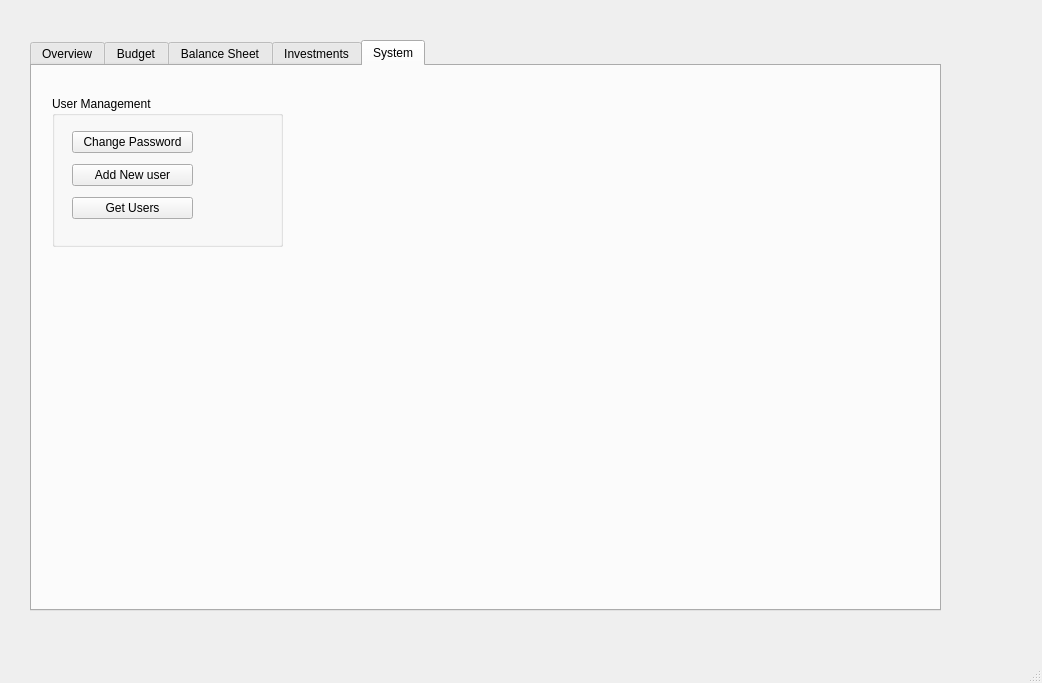
Qt form QTClient/Client/mainwindow.ui (ranadewa/WealthManager) before a commit.
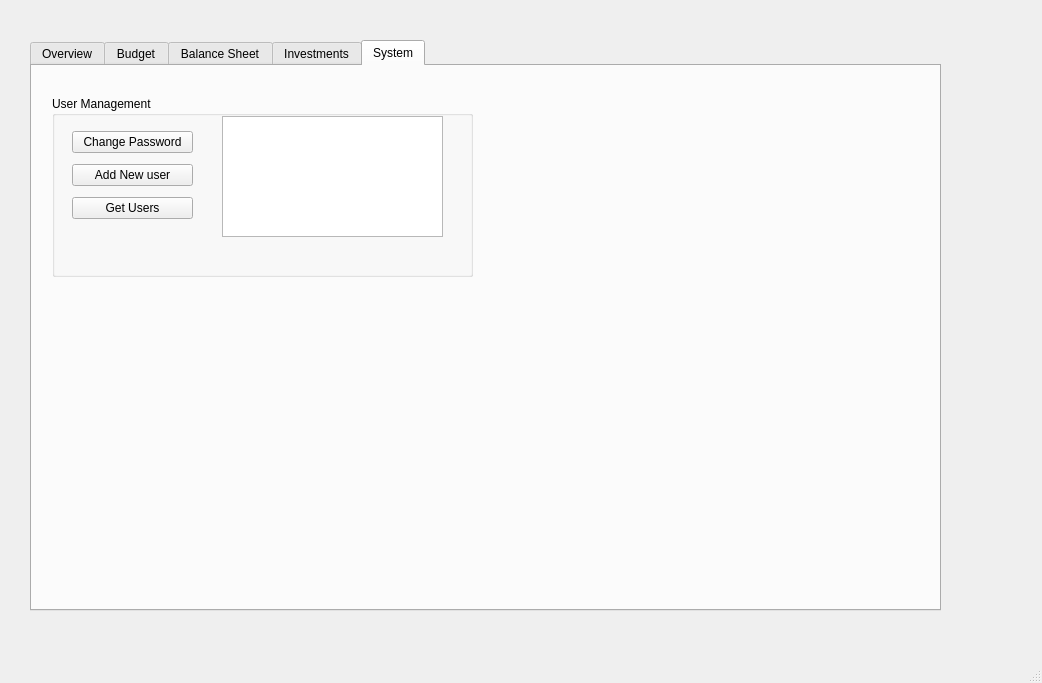
The same form after that commit. The open tabs and pages were chosen to show the change.

Commit message: Using C++17 and removing table on form

Patch:
```diff
--- a/QTClient/Client/mainwindow.ui
+++ b/QTClient/Client/mainwindow.ui
@@ -271,8 +271,8 @@
        <rect>
         <x>20</x>
         <y>30</y>
-        <width>231</width>
-        <height>151</height>
+        <width>421</width>
+        <height>181</height>
        </rect>
       </property>
       <property name="title">
@@ -311,6 +311,16 @@
         </item>
        </layout>
       </widget>
+      <widget class="QTableWidget" name="usersTable">
+       <property name="geometry">
+        <rect>
+         <x>170</x>
+         <y>20</y>
+         <width>221</width>
+         <height>121</height>
+        </rect>
+       </property>
+      </widget>
      </widget>
     </widget>
    </widget>
```
Left out of the diff: 2 changed lines with no effect on the pictures. The commit also changes 9 other files.
